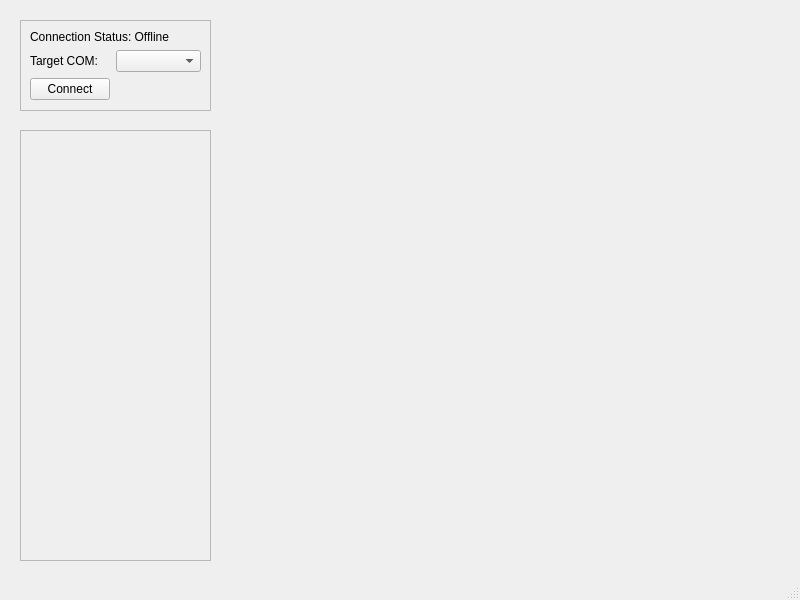
Above: GUI/gui/monitoring_interface_01.ui from deep-in-the-pc/Monitoring_Interface_Pavnext before the change. Below: the same form after it.
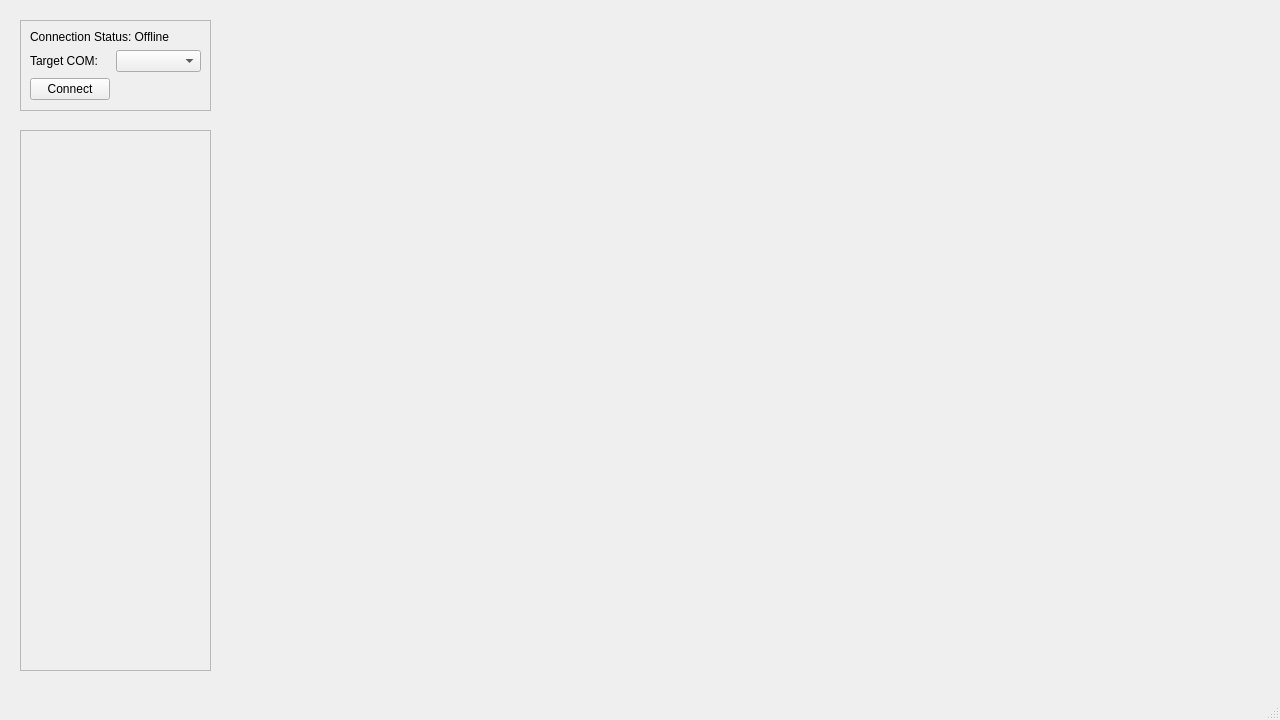
That is the form after the change.

Commit message: V0.1 Development Halt

```diff
--- a/GUI/gui/monitoring_interface_01.ui
+++ b/GUI/gui/monitoring_interface_01.ui
@@ -12,8 +12,8 @@
    <rect>
     <x>0</x>
     <y>0</y>
-    <width>800</width>
-    <height>600</height>
+    <width>1280</width>
+    <height>720</height>
    </rect>
   </property>
   <property name="sizePolicy">
@@ -77,7 +77,7 @@
       <x>20</x>
       <y>130</y>
       <width>191</width>
-      <height>431</height>
+      <height>541</height>
      </rect>
     </property>
     <property name="frameShape">
@@ -92,8 +92,8 @@
      <rect>
       <x>230</x>
       <y>20</y>
-      <width>541</width>
-      <height>541</height>
+      <width>1021</width>
+      <height>651</height>
      </rect>
     </property>
    </widget>
```
The commit also changes 2 other files.
